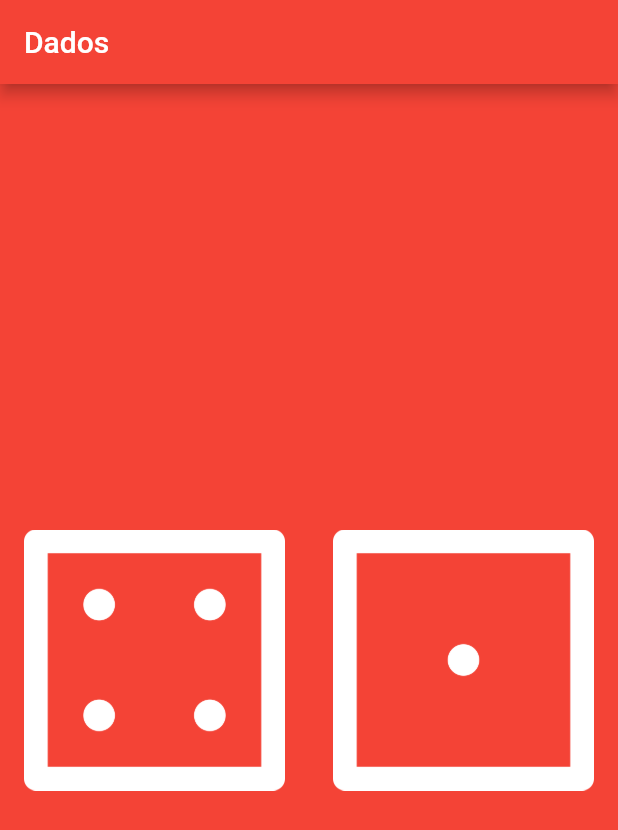
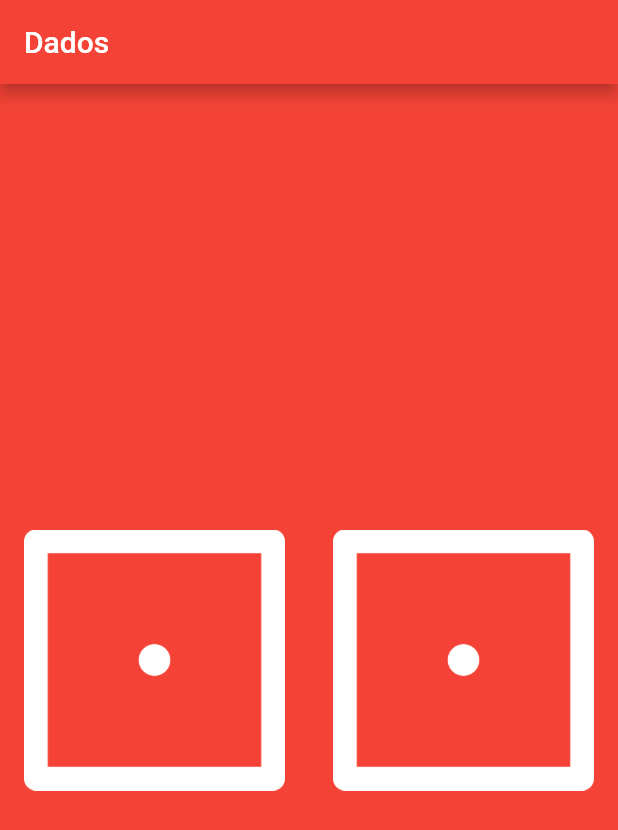
Before and after one commit to gabrielaconstante/dice_page, a Flutter app: the screen it shows after launch, on a phone screen of 412 x 824 dp. Shown: the top 830 px of the screen. Run offline on Flutter 3.47's test engine with Material 2 defaults, Android fonts, the phone set to English and light mode, and no system bars.

```diff
--- a/lib/main.dart
+++ b/lib/main.dart
@@ -1,5 +1,4 @@
 import 'dart:math';
-
 import 'package:flutter/material.dart';
 
 void main() {
@@ -23,7 +22,17 @@ class DicePage extends StatefulWidget {
 }
 
 class _DicePageState extends State<DicePage> {
-  var leftDiceNumber = 4;
+  var leftDiceNumber = 1;
+  var rightDiceNumber = 1;
+
+  void roolDice() {
+    setState(() {
+      var randomValueLeft = Random().nextInt(6) + 1;
+      var randomValueRight = Random().nextInt(6) + 1;
+      leftDiceNumber = randomValueLeft;
+      rightDiceNumber = randomValueRight;
+    });
+  }
 
   @override
   Widget build(BuildContext context) {
@@ -32,10 +41,16 @@ class _DicePageState extends State<DicePage> {
         children: [
           Expanded(
             child: TextButton(
-                onPressed: () {
-                  leftDiceNumber = 5;
-                  print('Valor do dado: $leftDiceNumber');
-                },
+                // onPressed: () {
+                //   setState(() {
+                //     var randomValueLeft = Random().nextInt(6) + 1;
+                //     var randomValueRight = Random().nextInt(6) + 1;
+                //     leftDiceNumber = randomValueLeft;
+                //     rightDiceNumber = randomValueRight;
+                //   });
+
+                // },
+                onPressed: roolDice,
                 style:
                     TextButton.styleFrom(padding: const EdgeInsets.all(16.0)),
                 child: Image.asset(
@@ -43,9 +58,20 @@ class _DicePageState extends State<DicePage> {
                 )),
           ),
           Expanded(
-            child: Padding(
-                padding: const EdgeInsets.all(16.0),
-                child: Image.asset('images/dice1.png')),
+            child: TextButton(
+                onPressed: () {
+                  setState(() {
+                    var randomValueLeft = Random().nextInt(6) + 1;
+                    var randomValueRight = Random().nextInt(6) + 1;
+                    leftDiceNumber = randomValueLeft;
+                    rightDiceNumber = randomValueRight;
+                  });
+                },
+                style:
+                    TextButton.styleFrom(padding: const EdgeInsets.all(16.0)),
+                child: Image.asset(
+                  'images/dice$rightDiceNumber.png',
+                )),
           ),
         ],
       ),
```
